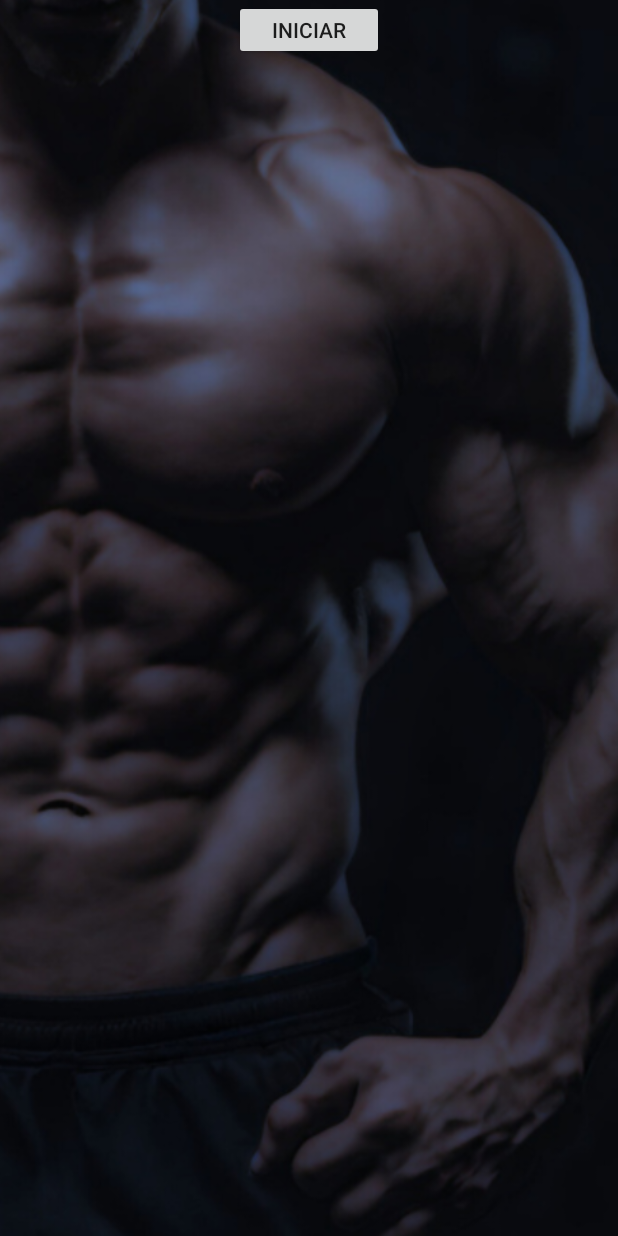
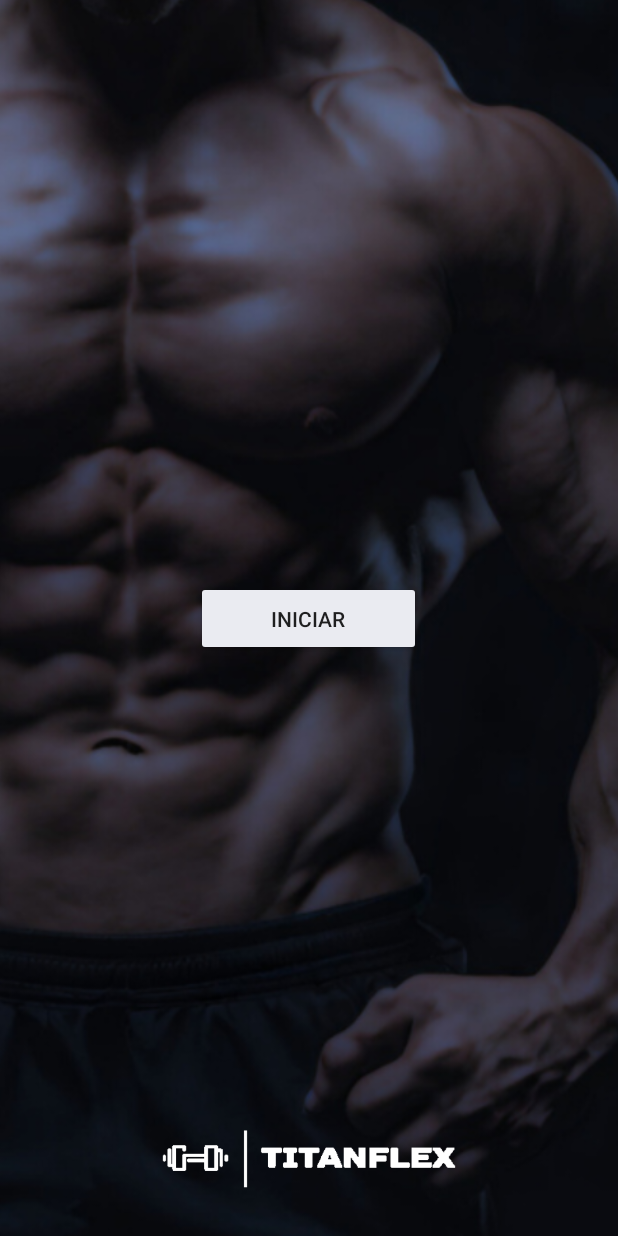
Before and after one commit to JhovaneSotoP/TitanFlex, an Android app: the screen it shows after launch (MainActivity), on a phone screen of 412 x 824 dp. Run offline under Robolectric (Android 15) with nearby library versions, the phone set to English and light mode, and no system bars; our stand-ins replace Room's generated code.

Commit message:
Logo principal

```diff
--- a/app/src/main/res/layout/activity_main.xml
+++ b/app/src/main/res/layout/activity_main.xml
@@ -5,27 +5,44 @@
     android:layout_width="match_parent"
     android:layout_height="match_parent"
     tools:context=".MainActivity">
+
+
     <ImageView
         android:id="@+id/imageView"
         android:layout_width="697dp"
         android:layout_height="1247dp"
         app:layout_constraintBottom_toBottomOf="parent"
         app:layout_constraintEnd_toEndOf="parent"
-        app:layout_constraintHorizontal_bias="1.0"
+        app:layout_constraintHorizontal_bias="0.874"
         app:layout_constraintStart_toStartOf="parent"
         app:layout_constraintTop_toTopOf="parent"
-        app:layout_constraintVertical_bias="0.403"
-        app:srcCompat="@drawable/fo"
-        />
+        app:srcCompat="@drawable/fo" />
+
+    <ImageView
+        android:id="@+id/imageView2"
+        android:layout_width="205dp"
+        android:layout_height="66dp"
+        app:layout_constraintBottom_toBottomOf="parent"
+        app:layout_constraintEnd_toEndOf="parent"
+        app:layout_constraintStart_toStartOf="parent"
+        app:layout_constraintTop_toBottomOf="@+id/botonInicio"
+        app:layout_constraintVertical_bias="0.941"
+        app:srcCompat="@drawable/pri" />
+
     <Button
         android:id="@+id/botonInicio"
-        android:layout_width="100dp"
-        android:layout_height="40dp"
+        android:layout_width="150dp"
+        android:layout_height="50dp"
+        android:backgroundTint="@color/gris_claro"
         android:text="@string/iniciar"
-
+        app:cornerRadius="50dp"
+        app:layout_constraintBottom_toBottomOf="parent"
+        app:layout_constraintEnd_toEndOf="parent"
+        app:layout_constraintHorizontal_bias="0.498"
         app:layout_constraintLeft_toLeftOf="parent"
         app:layout_constraintRight_toRightOf="parent"
-
+        app:layout_constraintStart_toStartOf="parent"
+        app:layout_constraintTop_toTopOf="parent"
         tools:ignore="MissingConstraints" />
 
 </androidx.constraintlayout.widget.ConstraintLayout>
```
Also changed, not shown: app/src/main/res/drawable/pri.png (added).
